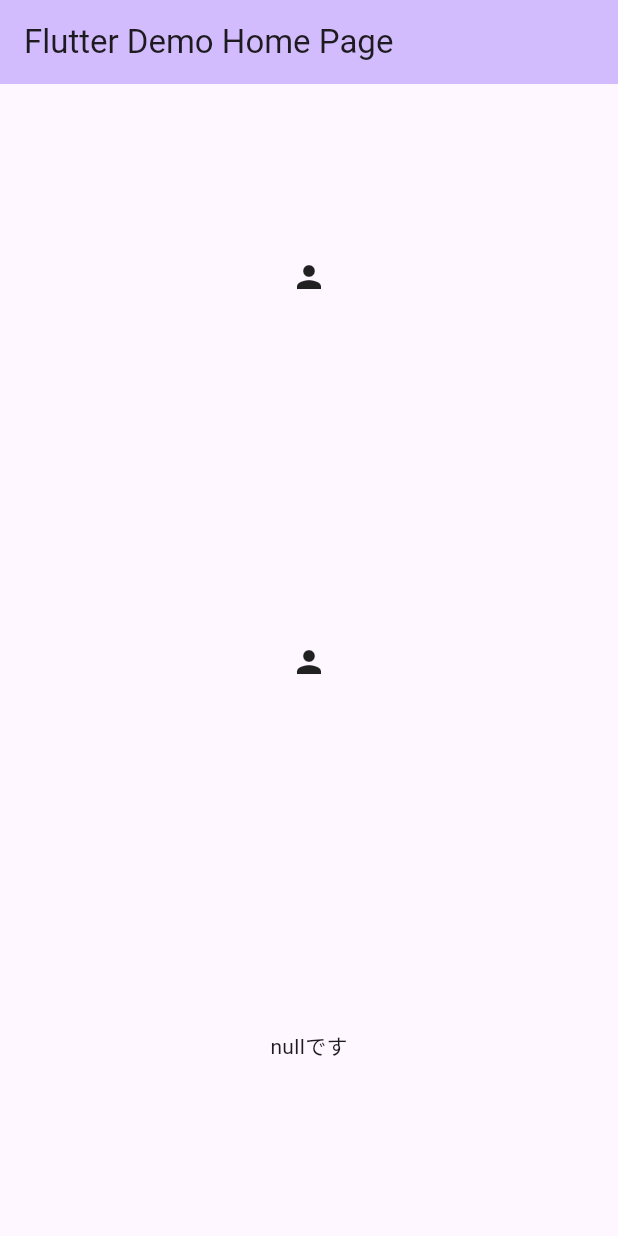
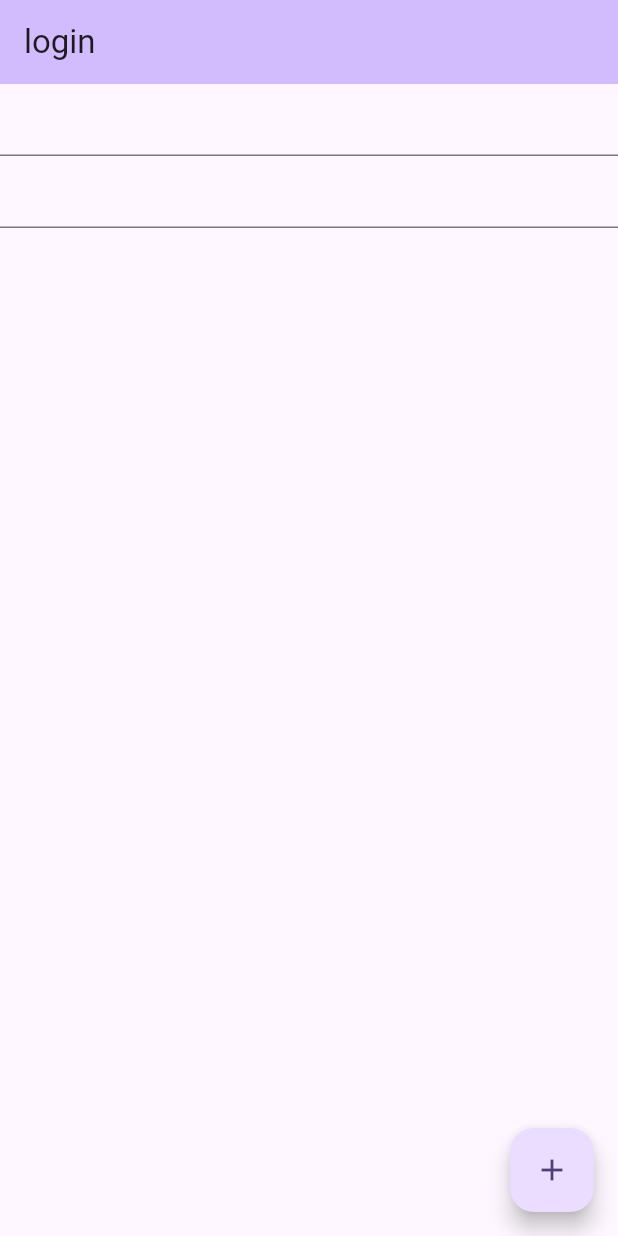
Before and after one commit to annayamamoto/flutter_sns_app, a Flutter app: the screen it shows after launch, on a phone screen of 412 x 824 dp. Run offline on Flutter 3.47's test engine with Material 2 defaults, Android fonts, the phone set to English and light mode, and no system bars; our stand-ins replace cloud_firestore, firebase_auth, firebase_core, flutter_riverpod, freezed_annotation; accounts and stored records are empty; generated files the repository leaves out were written again.

Commit message:
ログイン

```diff
--- a/lib/main.dart
+++ b/lib/main.dart
@@ -1,8 +1,10 @@
 import 'package:firebase_core/firebase_core.dart';
 import 'package:flutter/material.dart';
 import 'package:flutter_riverpod/flutter_riverpod.dart';
+import 'package:flutter_sns_app/constants/routes.dart' as routes;
 import 'package:flutter_sns_app/firebase_options.dart';
 import 'package:flutter_sns_app/models/main_model.dart';
+import 'package:flutter_sns_app/views/login_page.dart';
 
 void main() async {
   WidgetsFlutterBinding.ensureInitialized();
@@ -12,30 +14,36 @@ void main() async {
   runApp(const ProviderScope(child: MyApp()));
 }
 
-class MyApp extends StatelessWidget {
+class MyApp extends ConsumerWidget {
   const MyApp({super.key});
 
   @override
-  Widget build(BuildContext context) {
+  Widget build(BuildContext context, WidgetRef ref) {
+    final MainModel mainModel = ref.watch(mainProvider);
     return MaterialApp(
       title: 'Flutter Demo',
       theme: ThemeData(
         colorScheme: ColorScheme.fromSeed(seedColor: Colors.deepPurple),
         useMaterial3: true,
       ),
-      home: const MyHomePage(title: 'Flutter Demo Home Page'),
+      home: mainModel.currentUser == null
+          ? LoginPage(mainModel: mainModel)
+          : MyHomePage(
+              title: 'Flutter Demo Home Page',
+              mainModel: mainModel,
+            ),
     );
   }
 }
 
-class MyHomePage extends ConsumerWidget {
-  const MyHomePage({super.key, required this.title});
+class MyHomePage extends StatelessWidget {
+  const MyHomePage({super.key, required this.title, required this.mainModel});
 
   final String title;
+  final MainModel mainModel;
 
   @override
-  Widget build(BuildContext context, WidgetRef ref) {
-    final MainModel mainModel = ref.watch(mainProvider);
+  Widget build(BuildContext context) {
     return Scaffold(
       appBar: AppBar(
         backgroundColor: Theme.of(context).colorScheme.inversePrimary,
@@ -44,17 +52,13 @@ class MyHomePage extends ConsumerWidget {
       body: Column(
         mainAxisAlignment: MainAxisAlignment.spaceAround,
         children: [
-          InkWell(
-            child: Icon(Icons.person),
-          ),
-          InkWell(
-            child: Icon(Icons.person),
-          ),
-          Center(
-            child: mainModel.currentUser == null
-                ? const Text('nullです')
-                : const Text('nullじゃないです'),
-          ),
+          ElevatedButton(
+              onPressed: () => routes.toSignupPage(context: context),
+              child: const Text('Signup')),
+          ElevatedButton(
+              onPressed: () =>
+                  routes.toLoginPage(context: context, mainModel: mainModel),
+              child: const Text('Login')),
         ],
       ),
     );
--- /dev/null
+++ b/lib/models/login_model.dart
@@ -0,0 +1,34 @@
+import 'package:firebase_auth/firebase_auth.dart';
+import 'package:flutter/widgets.dart';
+import 'package:flutter_riverpod/flutter_riverpod.dart';
+import 'package:flutter_sns_app/constants/routes.dart' as routes;
+import 'package:flutter_sns_app/models/main_model.dart';
+
+final loginProvider = ChangeNotifierProvider((ref) => LoginModel());
+
+class LoginModel extends ChangeNotifier {
+  String email = "";
+  String password = "";
+  bool isObscure = true;
+
+  Future<void> login(
+      {required BuildContext context, required MainModel mainModel}) async {
+    try {
+      await FirebaseAuth.instance
+          .signInWithEmailAndPassword(email: email, password: password);
+      routes.toMyApp(context: context);
+      mainModel.setCurrentUser();
+    } on FirebaseAuthException catch (e) {
+      print(e.toString());
+    }
+  }
+
+  void toggleIsObscure() {
+    isObscure = !isObscure;
+    notifyListeners();
+  }
+
+  Future<void> logout() async {
+    await FirebaseAuth.instance.signOut();
+  }
+}
--- a/lib/models/main_model.dart
+++ b/lib/models/main_model.dart
@@ -7,4 +7,9 @@ final mainProvider = ChangeNotifierProvider((ref) => MainModel());
 class MainModel extends ChangeNotifier {
   int counter = 0;
   User? currentUser;
+
+  void setCurrentUser() {
+    currentUser = FirebaseAuth.instance.currentUser;
+    notifyListeners();
+  }
 }
--- /dev/null
+++ b/lib/views/login_page.dart
@@ -0,0 +1,53 @@
+import 'package:flutter/material.dart';
+import 'package:flutter_riverpod/flutter_riverpod.dart';
+import 'package:flutter_sns_app/models/login_model.dart';
+import 'package:flutter_sns_app/models/main_model.dart';
+
+class LoginPage extends ConsumerWidget {
+  const LoginPage({super.key, required this.mainModel});
+
+  final MainModel mainModel;
+
+  @override
+  Widget build(BuildContext context, WidgetRef ref) {
+    final LoginModel loginModel = ref.watch(loginProvider);
+    final TextEditingController emailEditingController =
+        TextEditingController(text: loginModel.email);
+    final TextEditingController passwordEditingController =
+        TextEditingController(text: loginModel.password);
+    return Scaffold(
+      appBar: AppBar(
+        backgroundColor: Theme.of(context).colorScheme.inversePrimary,
+        title: const Text('login'),
+      ),
+      body: Column(
+        children: [
+          TextFormField(
+            controller: emailEditingController,
+            keyboardType: TextInputType.emailAddress,
+            onChanged: (text) => loginModel.email = text,
+          ),
+          TextFormField(
+            controller: passwordEditingController,
+            keyboardType: TextInputType.visiblePassword,
+            onChanged: (text) => loginModel.password = text,
+            obscureText: loginModel.isObscure,
+            decoration: InputDecoration(
+                suffix: InkWell(
+              child: loginModel.isObscure
+                  ? const Icon(Icons.visibility_off)
+                  : const Icon(Icons.visibility),
+              onTap: () => loginModel.toggleIsObscure(),
+            )),
+          ),
+        ],
+      ),
+      floatingActionButton: FloatingActionButton(
+        onPressed: () async =>
+            await loginModel.login(context: context, mainModel: mainModel),
+        tooltip: 'Increment',
+        child: const Icon(Icons.add),
+      ), // This trailing comma makes auto-formatting nicer for build methods.
+    );
+  }
+}
```
Also changed, not shown: lib/constants/routes.dart (added, +18 -0 lines), lib/views/signin_page.dart (deleted, +0 -11 lines).
